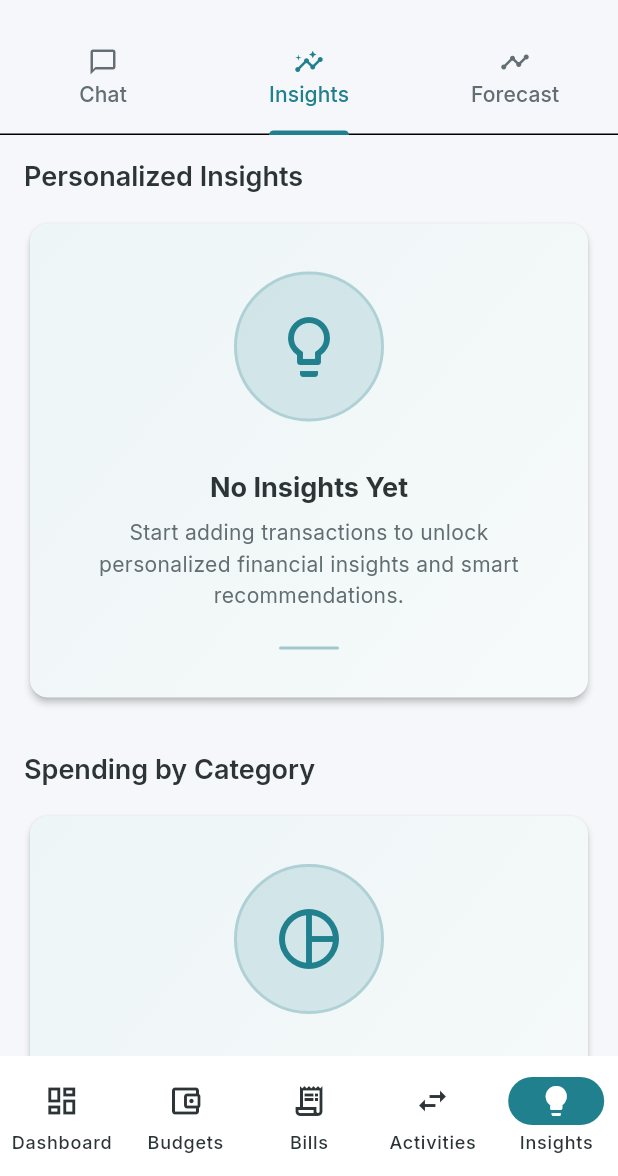
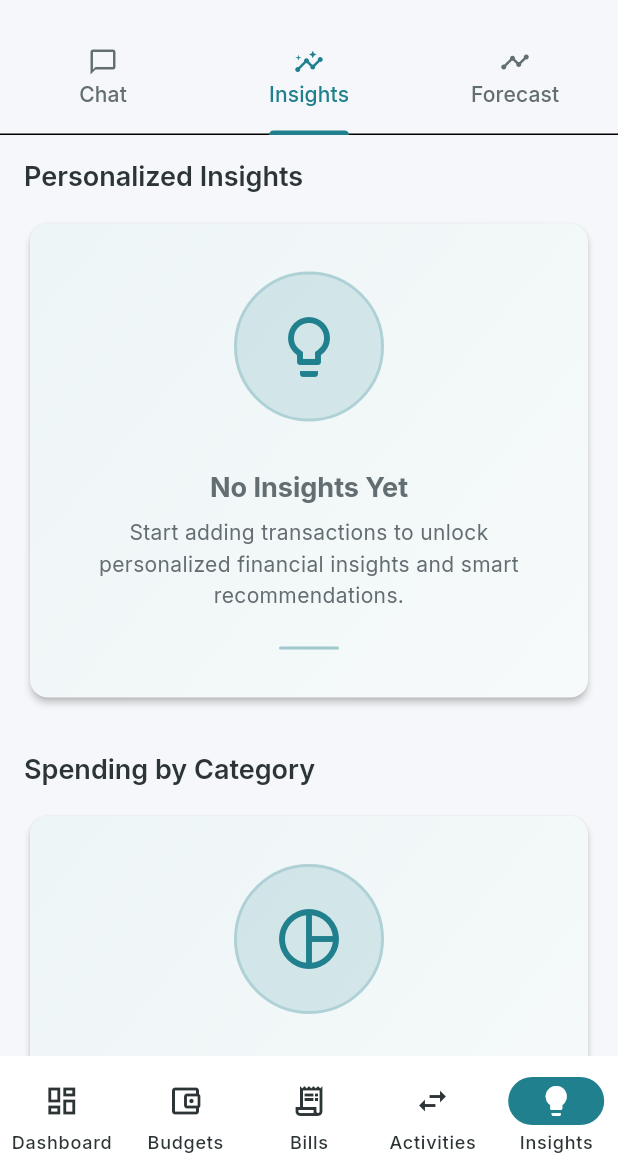
Before and after one commit to Soliperso/fin_mate, a Flutter app: the AiInsightsPage screen opened by its route, tab 2 chosen, on a phone screen of 412 x 824 dp, the part 60-1236 px from its top. Run offline on Flutter 3.47's test engine with Material 3 defaults, Android fonts, the phone set to English and light mode, and no system bars; our stand-ins replace connectivity_plus, equatable, file_picker, fl_chart, flutter_dotenv, flutter_riverpod and 10 more; missing offline and left inert: otp; accounts and stored records are empty; network calls fail.

Commit message:
Enhance empty state cards with consistent design and grey titles

```diff
--- a/lib/features/ai_insights/presentation/pages/insights_tab.dart
+++ b/lib/features/ai_insights/presentation/pages/insights_tab.dart
@@ -5,6 +5,7 @@ import '../../../../core/constants/app_colors.dart';
 import '../../../../core/constants/app_sizes.dart';
 import '../../../../shared/widgets/loading_skeleton.dart';
 import '../../../../shared/widgets/error_retry_widget.dart';
+import '../../../../shared/widgets/empty_state_card.dart';
 import '../providers/insights_providers.dart';
 import '../../domain/entities/recurring_expense_pattern.dart';
 import '../../domain/entities/spending_anomaly.dart';
@@ -315,6 +316,7 @@ class InsightsTab extends ConsumerWidget {
                     insight['title'] as String,
                     style: Theme.of(context).textTheme.titleMedium?.copyWith(
                           fontWeight: FontWeight.w600,
+                          color: AppColors.textSecondary,
                         ),
                   ),
                   const SizedBox(height: AppSizes.xs),
@@ -527,6 +529,7 @@ class InsightsTab extends ConsumerWidget {
                             pattern.merchantName,
                             style: Theme.of(context).textTheme.titleMedium?.copyWith(
                                   fontWeight: FontWeight.w600,
+                                  color: AppColors.textSecondary,
                                 ),
                           ),
                           Text(
@@ -598,6 +601,7 @@ class InsightsTab extends ConsumerWidget {
                         anomaly.title,
                         style: Theme.of(context).textTheme.titleMedium?.copyWith(
                               fontWeight: FontWeight.w600,
+                              color: AppColors.textSecondary,
                             ),
                       ),
                       const SizedBox(height: AppSizes.xs),
@@ -641,6 +645,7 @@ class InsightsTab extends ConsumerWidget {
                             merchant.merchantName,
                             style: Theme.of(context).textTheme.titleMedium?.copyWith(
                                   fontWeight: FontWeight.w600,
+                                  color: AppColors.textSecondary,
                                 ),
                             maxLines: 1,
                             overflow: TextOverflow.ellipsis,
@@ -658,6 +663,7 @@ class InsightsTab extends ConsumerWidget {
                       currencyFormat.format(merchant.totalSpent),
                       style: Theme.of(context).textTheme.titleMedium?.copyWith(
                             fontWeight: FontWeight.w600,
+                            color: AppColors.textSecondary,
                           ),
                     ),
                   ],
@@ -692,103 +698,6 @@ class InsightsTab extends ConsumerWidget {
     final insight = data['insight'] as String;
 
     return Card(
-      child: Padding(
-        padding: const EdgeInsets.all(AppSizes.md),
-        child: Column(
-          crossAxisAlignment: CrossAxisAlignment.start,
-          children: [
-            Row(
-              children: [
-                Container(
-                  padding: const EdgeInsets.all(AppSizes.sm),
-                  decoration: BoxDecoration(
-                    color: AppColors.primaryTeal.withValues(alpha: 0.1),
-                    borderRadius: BorderRadius.circular(AppSizes.radiusSm),
-                  ),
-                  child: Icon(
-                    Icons.calendar_today,
-                    color: AppColors.primaryTeal,
-                    size: 24,
-                  ),
-                ),
-                const SizedBox(width: AppSizes.md),
-                Expanded(
-                  child: Column(
-                    crossAxisAlignment: CrossAxisAlignment.start,
-                    children: [
-                      Text(
-                        'Weekend vs Weekday',
-                        style: Theme.of(context).textTheme.titleMedium?.copyWith(
-                              fontWeight: FontWeight.w600,
-                            ),
-                      ),
-                      Text(
-                        insight,
-                        style: Theme.of(context).textTheme.bodySmall?.copyWith(
-                              color: AppColors.textSecondary,
-                            ),
-                      ),
-                    ],
-                  ),
-                ),
-              ],
-            ),
-            const SizedBox(height: AppSizes.md),
-            Row(
-              mainAxisAlignment: MainAxisAlignment.spaceEvenly,
-              children: [
-                Column(
-                  children: [
-                    Text(
-                      'Weekday Avg',
-                      style: Theme.of(context).textTheme.bodySmall?.copyWith(
-                            color: AppColors.textSecondary,
-                          ),
-                    ),
-                    const SizedBox(height: AppSizes.xs),
-                    Text(
-                      '\$${(data['weekday_average'] as num).toStringAsFixed(2)}',
-                      style: Theme.of(context).textTheme.bodyMedium?.copyWith(
-                            fontWeight: FontWeight.w600,
-                          ),
-                    ),
-                  ],
-                ),
-                Column(
-                  children: [
-                    Text(
-                      'Weekend Avg',
-                      style: Theme.of(context).textTheme.bodySmall?.copyWith(
-                            color: AppColors.textSecondary,
-                          ),
-                    ),
-                    const SizedBox(height: AppSizes.xs),
-                    Text(
-                      '\$${(data['weekend_average'] as num).toStringAsFixed(2)}',
-                      style: Theme.of(context).textTheme.bodyMedium?.copyWith(
-                            fontWeight: FontWeight.w600,
-                          ),
-                    ),
-                  ],
-                ),
-              ],
-            ),
-          ],
-        ),
-      ),
-    );
-  }
-
-  // Empty State Builder - Consistent with app design
-
-  Widget _buildEmptyStateCard(
-    BuildContext context, {
-    required IconData icon,
-    required String title,
-    required String message,
-    required Color backgroundColor,
-  }) {
-    return Card(
       child: Container(
         decoration: BoxDecoration(
           borderRadius: BorderRadius.circular(AppSizes.radiusMd),
@@ -796,8 +705,8 @@ class InsightsTab extends ConsumerWidget {
             begin: Alignment.topLeft,
             end: Alignment.bottomRight,
             colors: [
-              backgroundColor.withValues(alpha: 0.08),
-              backgroundColor.withValues(alpha: 0.04),
+              AppColors.primaryTeal.withValues(alpha: 0.06),
+              AppColors.primaryTeal.withValues(alpha: 0.02),
             ],
           ),
         ),
@@ -807,65 +716,61 @@ class InsightsTab extends ConsumerWidget {
             vertical: AppSizes.xl,
           ),
           child: Column(
-            mainAxisAlignment: MainAxisAlignment.center,
+            crossAxisAlignment: CrossAxisAlignment.start,
             children: [
-              // Animated icon with background circle
-              TweenAnimationBuilder<double>(
-                tween: Tween(begin: 0.0, end: 1.0),
-                duration: const Duration(milliseconds: 600),
-                builder: (context, value, child) {
-                  return Transform.scale(
-                    scale: 0.8 + (value * 0.2),
-                    child: Container(
-                      padding: const EdgeInsets.all(AppSizes.lg),
-                      decoration: BoxDecoration(
-                        shape: BoxShape.circle,
-                        color: backgroundColor.withValues(alpha: 0.15),
-                        border: Border.all(
-                          color: backgroundColor.withValues(alpha: 0.2),
-                          width: 2,
-                        ),
-                      ),
-                      child: Icon(
-                        icon,
-                        size: 48,
-                        color: backgroundColor,
-                      ),
-                    ),
-                  );
-                },
-              ),
-              const SizedBox(height: AppSizes.xl),
-
-              // Title
+              // Title and Description
               Text(
-                title,
+                'Weekend vs Weekday',
                 style: Theme.of(context).textTheme.titleLarge?.copyWith(
                       fontWeight: FontWeight.w700,
-                      color: AppColors.textPrimary,
+                      color: AppColors.textSecondary,
                     ),
-                textAlign: TextAlign.center,
               ),
               const SizedBox(height: AppSizes.sm),
-
-              // Message
               Text(
-                message,
+                insight,
                 style: Theme.of(context).textTheme.bodyMedium?.copyWith(
                       color: AppColors.textSecondary,
                       height: 1.5,
                     ),
-                textAlign: TextAlign.center,
               ),
-              const SizedBox(height: AppSizes.lg),
+              const SizedBox(height: AppSizes.xl),
+
+              // Spending Comparison
+              Row(
+                mainAxisAlignment: MainAxisAlignment.spaceBetween,
+                children: [
+                  Expanded(
+                    child: _buildSpendingComparisonCard(
+                      context,
+                      label: 'Weekday Avg',
+                      amount: data['weekday_average'] as num,
+                      color: AppColors.primaryTeal,
+                    ),
+                  ),
+                  const SizedBox(width: AppSizes.lg),
+                  Expanded(
+                    child: _buildSpendingComparisonCard(
+                      context,
+                      label: 'Weekend Avg',
+                      amount: data['weekend_average'] as num,
+                      color: AppColors.warning,
+                    ),
+                  ),
+                ],
+              ),
 
               // Subtle accent line
+              const SizedBox(height: AppSizes.lg),
               Container(
-                height: 2,
-                width: 40,
+                height: 1,
                 decoration: BoxDecoration(
-                  color: backgroundColor.withValues(alpha: 0.4),
-                  borderRadius: BorderRadius.circular(1),
+                  gradient: LinearGradient(
+                    colors: [
+                      AppColors.primaryTeal.withValues(alpha: 0.3),
+                      AppColors.primaryTeal.withValues(alpha: 0),
+                    ],
+                  ),
                 ),
               ),
             ],
@@ -874,4 +779,59 @@ class InsightsTab extends ConsumerWidget {
       ),
     );
   }
+
+  Widget _buildSpendingComparisonCard(
+    BuildContext context, {
+    required String label,
+    required num amount,
+    required Color color,
+  }) {
+    return Container(
+      padding: const EdgeInsets.all(AppSizes.md),
+      decoration: BoxDecoration(
+        color: color.withValues(alpha: 0.08),
+        borderRadius: BorderRadius.circular(AppSizes.radiusSm),
+        border: Border.all(
+          color: color.withValues(alpha: 0.15),
+          width: 1,
+        ),
+      ),
+      child: Column(
+        crossAxisAlignment: CrossAxisAlignment.center,
+        children: [
+          Text(
+            label,
+            style: Theme.of(context).textTheme.bodySmall?.copyWith(
+                  color: AppColors.textSecondary,
+                  fontWeight: FontWeight.w500,
+                ),
+          ),
+          const SizedBox(height: AppSizes.sm),
+          Text(
+            '\$${amount.toStringAsFixed(2)}',
+            style: Theme.of(context).textTheme.titleMedium?.copyWith(
+                  fontWeight: FontWeight.w700,
+                  color: color,
+                ),
+          ),
+        ],
+      ),
+    );
+  }
+
+  // Helper method to build empty state cards using the shared component
+  Widget _buildEmptyStateCard(
+    BuildContext context, {
+    required IconData icon,
+    required String title,
+    required String message,
+    required Color backgroundColor,
+  }) {
+    return EmptyStateCard(
+      icon: icon,
+      title: title,
+      message: message,
+      backgroundColor: backgroundColor,
+    );
+  }
 }
--- /dev/null
+++ b/lib/shared/widgets/empty_state_card.dart
@@ -0,0 +1,114 @@
+import 'package:flutter/material.dart';
+import '../../core/constants/app_colors.dart';
+import '../../core/constants/app_sizes.dart';
+
+/// Enhanced empty state card widget with consistent styling across the app
+///
+/// Features:
+/// - Beautiful gradient background with color customization
+/// - Animated circular icon with border
+/// - Subtle accent line at the bottom
+/// - Fully responsive and centered layout
+class EmptyStateCard extends StatelessWidget {
+  final IconData icon;
+  final String title;
+  final String message;
+  final Color backgroundColor;
+
+  const EmptyStateCard({
+    super.key,
+    required this.icon,
+    required this.title,
+    required this.message,
+    required this.backgroundColor,
+  });
+
+  @override
+  Widget build(BuildContext context) {
+    return Card(
+      child: Container(
+        decoration: BoxDecoration(
+          borderRadius: BorderRadius.circular(AppSizes.radiusMd),
+          gradient: LinearGradient(
+            begin: Alignment.topLeft,
+            end: Alignment.bottomRight,
+            colors: [
+              backgroundColor.withValues(alpha: 0.08),
+              backgroundColor.withValues(alpha: 0.04),
+            ],
+          ),
+        ),
+        child: Padding(
+          padding: const EdgeInsets.symmetric(
+            horizontal: AppSizes.lg,
+            vertical: AppSizes.xl,
+          ),
+          child: Column(
+            mainAxisAlignment: MainAxisAlignment.center,
+            children: [
+              // Animated icon with background circle
+              TweenAnimationBuilder<double>(
+                tween: Tween(begin: 0.0, end: 1.0),
+                duration: const Duration(milliseconds: 600),
+                builder: (context, value, child) {
+                  return Transform.scale(
+                    scale: 0.8 + (value * 0.2),
+                    child: Container(
+                      padding: const EdgeInsets.all(AppSizes.lg),
+                      decoration: BoxDecoration(
+                        shape: BoxShape.circle,
+                        color: backgroundColor.withValues(alpha: 0.15),
+                        border: Border.all(
+                          color: backgroundColor.withValues(alpha: 0.2),
+                          width: 2,
+                        ),
+                      ),
+                      child: Icon(
+                        icon,
+                        size: 48,
+                        color: backgroundColor,
+                      ),
+                    ),
+                  );
+                },
+              ),
+              const SizedBox(height: AppSizes.xl),
+
+              // Title
+              Text(
+                title,
+                style: Theme.of(context).textTheme.titleLarge?.copyWith(
+                      fontWeight: FontWeight.w700,
+                      color: AppColors.textSecondary,
+                    ),
+                textAlign: TextAlign.center,
+              ),
+              const SizedBox(height: AppSizes.sm),
+
+              // Message
+              Text(
+                message,
+                style: Theme.of(context).textTheme.bodyMedium?.copyWith(
+                      color: AppColors.textSecondary,
+                      height: 1.5,
+                    ),
+                textAlign: TextAlign.center,
+              ),
+              const SizedBox(height: AppSizes.lg),
+
+              // Subtle accent line
+              Container(
+                height: 2,
+                width: 40,
+                decoration: BoxDecoration(
+                  color: backgroundColor.withValues(alpha: 0.4),
+                  borderRadius: BorderRadius.circular(1),
+                ),
+              ),
+            ],
+          ),
+        ),
+      ),
+    );
+  }
+}
```
Also changed, not shown: lib/features/ai_insights/presentation/pages/insights_page.dart (+7 -7 lines), lib/features/bill_splitting/presentation/pages/bills_page.dart (+6 -22 lines), lib/features/transactions/presentation/pages/transactions_page.dart (+19 -16 lines).
